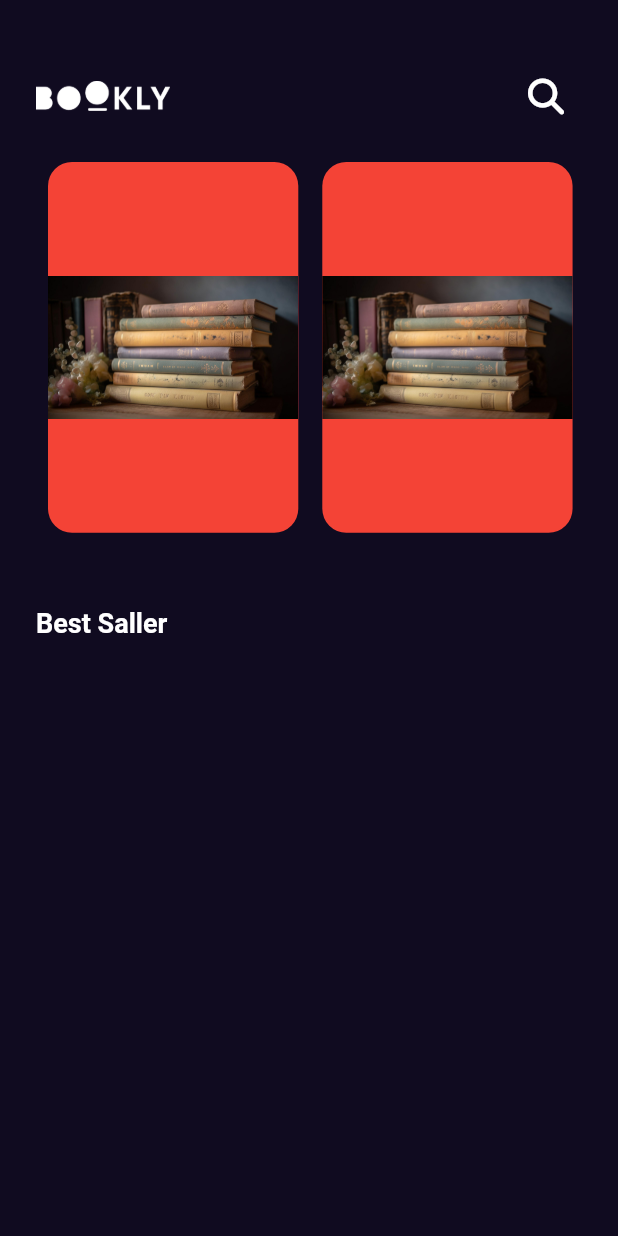
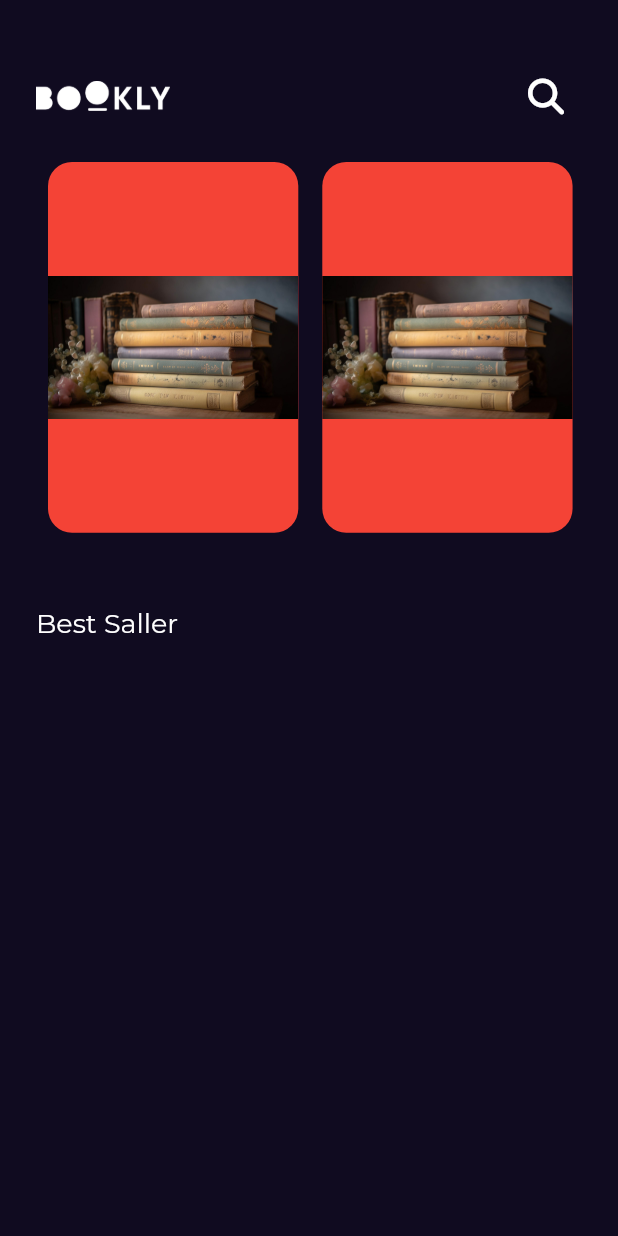
Before and after one commit to AhmedAlbay/bookly_app, a Flutter app: the screen it shows after launch, on a phone screen of 412 x 824 dp. Run offline on Flutter 3.47's test engine with Material 2 defaults, Android fonts, the phone set to English and light mode, and no system bars; our stand-ins replace font_awesome_flutter, get, google_fonts.

Commit message:
Add google font to app

```diff
--- a/lib/core/utils/styless.dart
+++ b/lib/core/utils/styless.dart
@@ -1,6 +1,7 @@
 import 'package:flutter/material.dart';
 
 abstract class Styless {
-  static const tilteMedium =
-      TextStyle(fontSize: 18, fontWeight: FontWeight.w600);
+  static const tilteMedium = TextStyle(
+    fontSize: 18,
+  );
 }
--- a/lib/main.dart
+++ b/lib/main.dart
@@ -1,6 +1,7 @@
 import 'package:bookly_app/const.dart';
 import 'package:flutter/material.dart';
 import 'package:get/get.dart';
+import 'package:google_fonts/google_fonts.dart';
 
 import 'Features/Splash/presentation/views/splash_view.dart';
 
@@ -21,7 +22,10 @@ class _BooklyAppState extends State<BooklyApp> {
   Widget build(BuildContext context) {
     return GetMaterialApp(
       debugShowCheckedModeBanner: false,
-      theme: ThemeData.dark().copyWith(scaffoldBackgroundColor: kPrimaryColor),
+      theme: ThemeData.dark().copyWith(
+          scaffoldBackgroundColor: kPrimaryColor,
+          textTheme:
+              GoogleFonts.montserratTextTheme(ThemeData.dark().textTheme)),
       home: const SplashView(),
     );
   }
--- a/pubspec.yaml
+++ b/pubspec.yaml
@@ -33,6 +33,7 @@ dependencies:
     sdk: flutter
   font_awesome_flutter: ^10.5.0
   get: ^4.6.5
+  google_fonts: ^5.1.0
 
 dev_dependencies:
   flutter_lints: ^2.0.0
```
Also changed, not shown: pubspec.lock, 1 other file.
